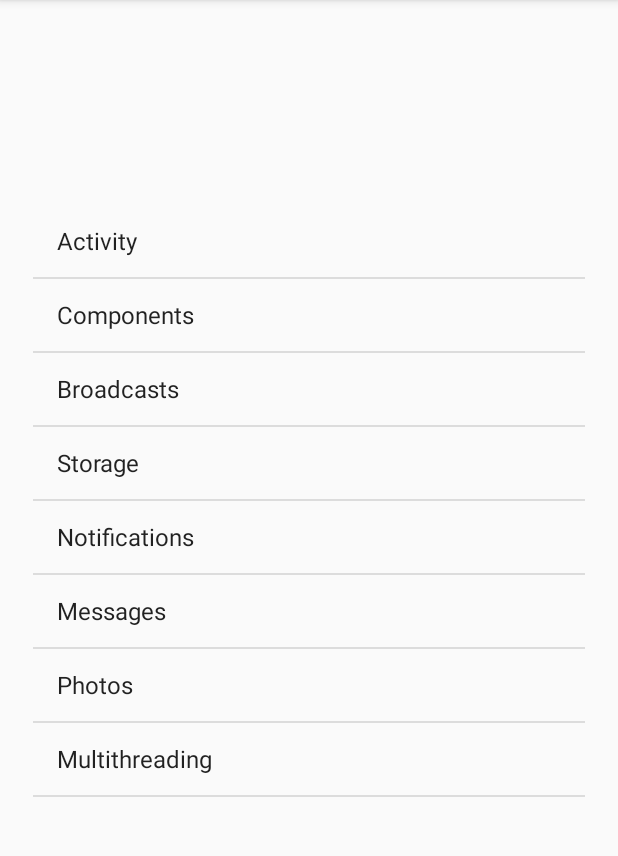
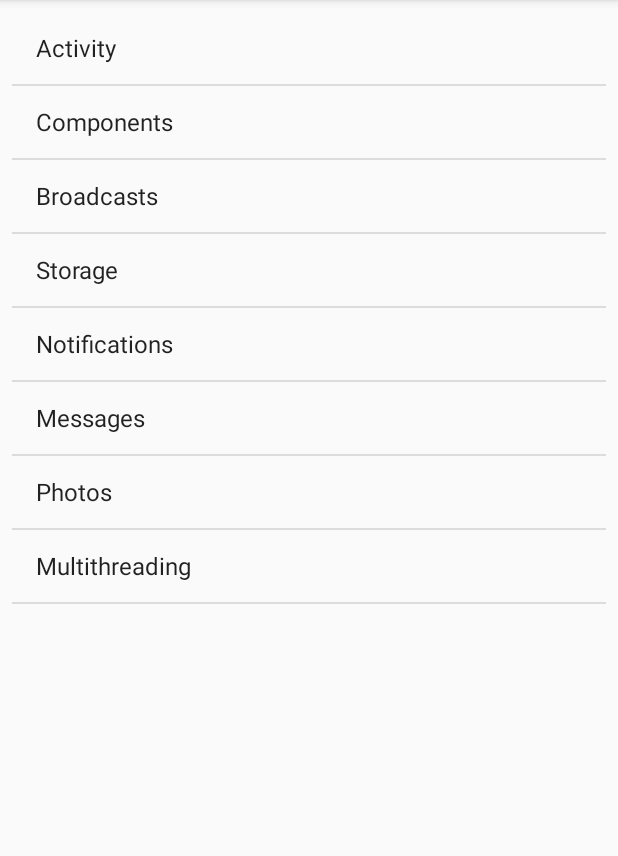
Before and after one commit to the1812/Android-Demos, an Android app: the screen it shows after launch (MainActivity), on a phone screen of 412 x 824 dp, the part 84-940 px from its top. Run offline under Robolectric (Android 15) with nearby library versions, the phone set to English and light mode, and no system bars.

Commit message:
Adjust main list margin.

```diff
--- a/app/src/main/res/layout/activity_main.xml
+++ b/app/src/main/res/layout/activity_main.xml
@@ -8,8 +8,8 @@
 
   <ListView
     android:id="@+id/root_list"
-    android:layout_width="368dp"
-    android:layout_height="495dp"
+    android:layout_width="0dp"
+    android:layout_height="0dp"
     android:layout_marginStart="8dp"
     android:layout_marginTop="8dp"
     android:layout_marginEnd="8dp"
```
